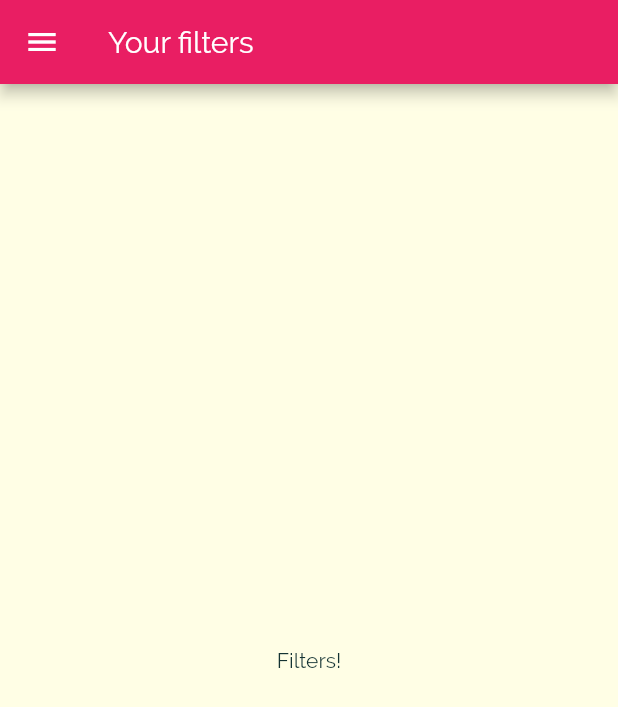
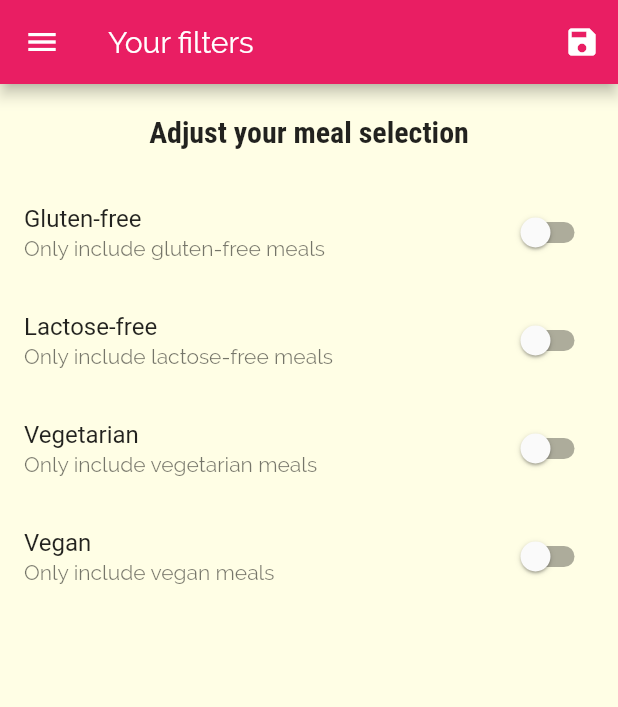
Before and after one commit to alexbardahan/MealsApp, a Flutter app: the FiltersScreen screen opened by its route, on a phone screen of 412 x 824 dp. Shown: the top 707 px of the screen. Run offline on Flutter 3.47's test engine with Material 2 defaults, Android fonts, the phone set to English and light mode, and no system bars.

Commit message:
final version

```diff
--- a/lib/main.dart
+++ b/lib/main.dart
@@ -2,13 +2,68 @@ import 'package:flutter/material.dart';
 
 import './screens/filters_screen.dart';
 import './screens/tabs_screen.dart';
+import './models/meal.dart';
+import 'dummy_data.dart';
 import 'screens/meal_detail_screen.dart';
 import 'screens/categories_screen.dart';
 import 'screens/category_meals_screen.dart';
 
 void main() => runApp(MyApp());
 
-class MyApp extends StatelessWidget {
+class MyApp extends StatefulWidget {
+  @override
+  _MyAppState createState() => _MyAppState();
+}
+
+class _MyAppState extends State<MyApp> {
+  Map<String, bool> _filters = {
+    'gluten': false,
+    'lactose': false,
+    'vegan': false,
+    'vegetarian': false
+  };
+  List<Meal> availableMeals = DUMMY_MEALS;
+  List<Meal> _favoriteMeals = [];
+
+  void _setFilters(Map<String, bool> filterData) {
+    setState(() {
+      _filters = filterData;
+      availableMeals = DUMMY_MEALS.where((meal) {
+        if (_filters['gluten'] && !meal.isGlutenFree) {
+          return false;
+        }
+        if (_filters['lactose'] && !meal.isLactoseFree) {
+          return false;
+        }
+        if (_filters['vegan'] && !meal.isVegan) {
+          return false;
+        }
+        if (_filters['vegetarian'] && !meal.isVegetarian) {
+          return false;
+        }
+        return true;
+      }).toList();
+    });
+  }
+
+  void _toggleFavorite(String mealId) {
+    final existingIndex =
+        _favoriteMeals.indexWhere((meal) => mealId == meal.id);
+    if (existingIndex >= 0) {
+      setState(() {
+        _favoriteMeals.removeAt(existingIndex);
+      });
+    } else {
+      setState(() {
+        _favoriteMeals.add(DUMMY_MEALS.firstWhere((meal) => mealId == meal.id));
+      });
+    }
+  }
+
+  bool isMealFavorite(String id) {
+    return _favoriteMeals.any((meal) => meal.id == id);
+  }
+
   @override
   Widget build(BuildContext context) {
     return MaterialApp(
@@ -28,12 +83,13 @@ class MyApp extends StatelessWidget {
               ))),
       // home: CategoriesScreen(),
       routes: {
-        '/': (ctx) => TabsScreen(),
+        '/': (ctx) => TabsScreen(_favoriteMeals),
         CategoryMealsScreen.routeName: (ctx) =>
-            CategoryMealsScreen(), //instead you could use
+            CategoryMealsScreen(availableMeals), //instead you could use
         //'/category-meals': (ctx) => CategoryMealsScreen()
-        MealDetailScreen.routeName: (ctx) => MealDetailScreen(),
-        FiltersScreen.routeName: (ctx) => FiltersScreen(),
+        MealDetailScreen.routeName: (ctx) =>
+            MealDetailScreen(_toggleFavorite, isMealFavorite),
+        FiltersScreen.routeName: (ctx) => FiltersScreen(_filters, _setFilters),
       },
       // onGenerateRoute: (settings) {
       //   print(settings.arguments);
--- a/lib/screens/category_meals_screen.dart
+++ b/lib/screens/category_meals_screen.dart
@@ -1,11 +1,14 @@
 import 'package:flutter/material.dart';
 
-import '../dummy_data.dart';
 import '../widgets/meal_item.dart';
 import '../models/meal.dart';
 
 class CategoryMealsScreen extends StatefulWidget {
   static const routeName = '/category-meals';
+
+  final List<Meal> availableMeals;
+
+  CategoryMealsScreen(this.availableMeals);
 
   @override
   _CategoryMealsScreenState createState() => _CategoryMealsScreenState();
@@ -21,7 +24,7 @@ class _CategoryMealsScreenState extends State<CategoryMealsScreen> {
         ModalRoute.of(context).settings.arguments as Map<String, String>;
     categoryTitle = routeArgs['title'];
     final categoryId = routeArgs['id'];
-    displayedMeals = DUMMY_MEALS.where((meal) {
+    displayedMeals = widget.availableMeals.where((meal) {
       return meal.categories.contains(categoryId);
     }).toList();
     super.didChangeDependencies();
@@ -39,7 +42,7 @@ class _CategoryMealsScreenState extends State<CategoryMealsScreen> {
       appBar: AppBar(title: Text(categoryTitle)),
       body: ListView.builder(
         itemBuilder: (ctx, index) {
-          return MealItem(displayedMeals[index], _removeMeal);
+          return MealItem(displayedMeals[index]);
         },
         itemCount: displayedMeals.length,
       ),
--- a/lib/screens/filters_screen.dart
+++ b/lib/screens/filters_screen.dart
@@ -1,14 +1,103 @@
 import 'package:flutter/material.dart';
 import '../widgets/main_drawer.dart';
 
-class FiltersScreen extends StatelessWidget {
+class FiltersScreen extends StatefulWidget {
   static const routeName = '/filters';
+  final Function saveFilters;
+
+  final Map<String, bool> currentFilters;
+  FiltersScreen(this.currentFilters, this.saveFilters);
+
+  @override
+  _FiltersScreenState createState() => _FiltersScreenState();
+}
+
+class _FiltersScreenState extends State<FiltersScreen> {
+  bool _glutenFree = false;
+  bool _lactoseFree = false;
+  bool _vegan = false;
+  bool _vegetarian = false;
+
+  @override
+  initState() {
+    _glutenFree = widget.currentFilters['gluten'];
+    _lactoseFree = widget.currentFilters['lactose'];
+    _vegan = widget.currentFilters['vegan'];
+    _vegetarian = widget.currentFilters['vegetarian'];
+    super.initState();
+  }
+
+  Widget _buildSwitchListTile(String title, String description,
+      bool currentValue, Function updateValue) {
+    return SwitchListTile(
+      title: Text(title),
+      subtitle: Text(description),
+      value: currentValue,
+      onChanged: updateValue,
+    );
+  }
+
   @override
   Widget build(BuildContext context) {
     return Scaffold(
-      appBar: AppBar(title: Text('Your filters')),
+      appBar: AppBar(
+        title: Text('Your filters'),
+        actions: [
+          IconButton(
+              icon: Icon(Icons.save),
+              onPressed: () {
+                final selectedFilters = {
+                  'gluten': _glutenFree,
+                  'lactose': _lactoseFree,
+                  'vegan': _vegan,
+                  'vegetarian': _vegetarian
+                };
+                widget.saveFilters(selectedFilters);
+              }) //the reference of my stored function is stored in a property of my widget, not the state
+        ],
+      ),
       drawer: MainDrawer(),
-      body: Center(child: Text('Filters!')),
+      body: Column(
+        children: [
+          Container(
+            padding: EdgeInsets.all(20),
+            child: Text(
+              'Adjust your meal selection',
+              style: Theme.of(context).textTheme.title,
+            ),
+          ),
+          Expanded(
+              child: ListView(children: [
+            _buildSwitchListTile(
+                'Gluten-free', 'Only include gluten-free meals', _glutenFree,
+                (newValue) {
+              setState(() {
+                _glutenFree = newValue;
+              });
+            }),
+            _buildSwitchListTile(
+                'Lactose-free', 'Only include lactose-free meals', _lactoseFree,
+                (newValue) {
+              setState(() {
+                _lactoseFree = newValue;
+              });
+            }),
+            _buildSwitchListTile(
+                'Vegetarian', 'Only include vegetarian meals', _vegetarian,
+                (newValue) {
+              setState(() {
+                _vegetarian = newValue;
+              });
+            }),
+            _buildSwitchListTile('Vegan', 'Only include vegan meals', _vegan,
+                (newValue) {
+              setState(() {
+                _vegan = newValue;
+              });
+            })
+          ])),
+        ],
+      ),
     );
   }
 }
--- a/lib/widgets/meal_item.dart
+++ b/lib/widgets/meal_item.dart
@@ -5,9 +5,8 @@ import '../models/meal.dart';
 
 class MealItem extends StatelessWidget {
   final Meal meal;
-  final Function removeItem;
 
-  MealItem(this.meal, this.removeItem);
+  MealItem(this.meal);
 
   String get complexityText {
     switch (meal.complexity) {
@@ -49,7 +48,7 @@ class MealItem extends StatelessWidget {
     )
         .then((result) {
       if (result != null) {
-        removeItem(result);
+        // removeItem(result);
       }
     });
     //.then() will get the mealId from meal_detail_screen if we pop the page by pressing the trash button
```
Also changed, not shown: lib/screens/favorites_screen.dart (+15 -1 lines), lib/screens/meal_detail_screen.dart (+7 -6 lines), lib/screens/tabs_screen.dart (+18 -4 lines).
